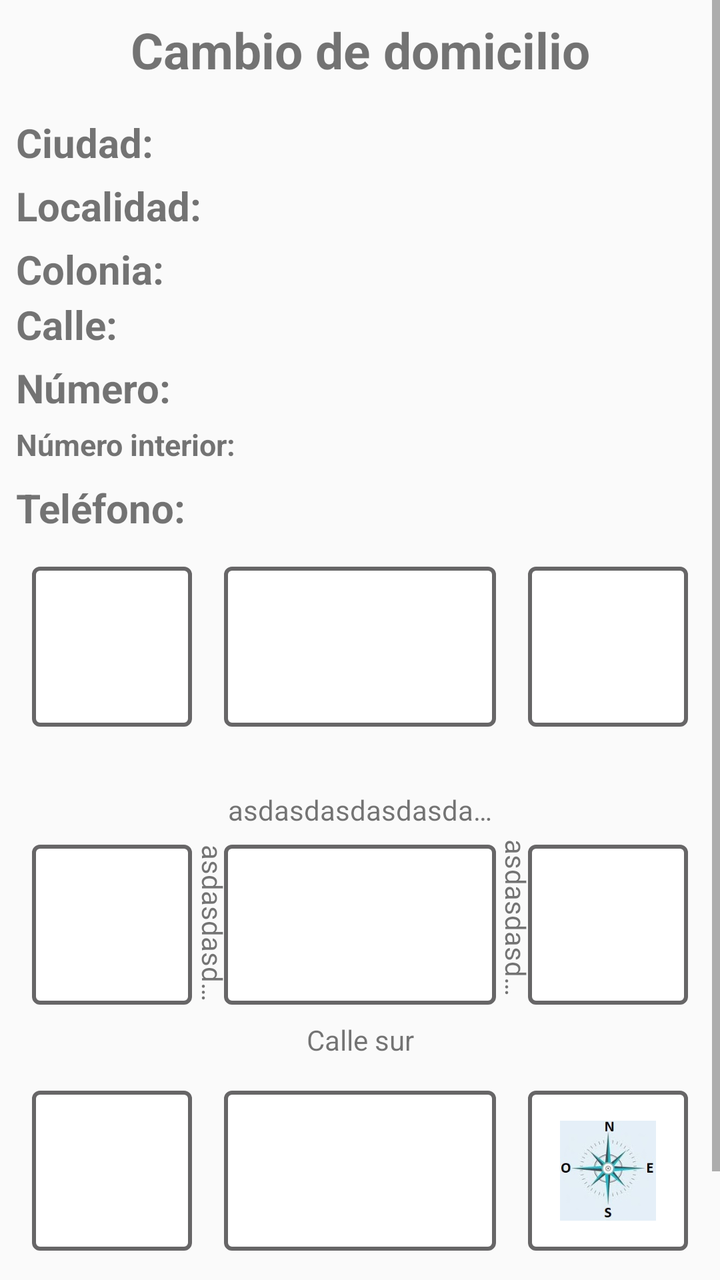
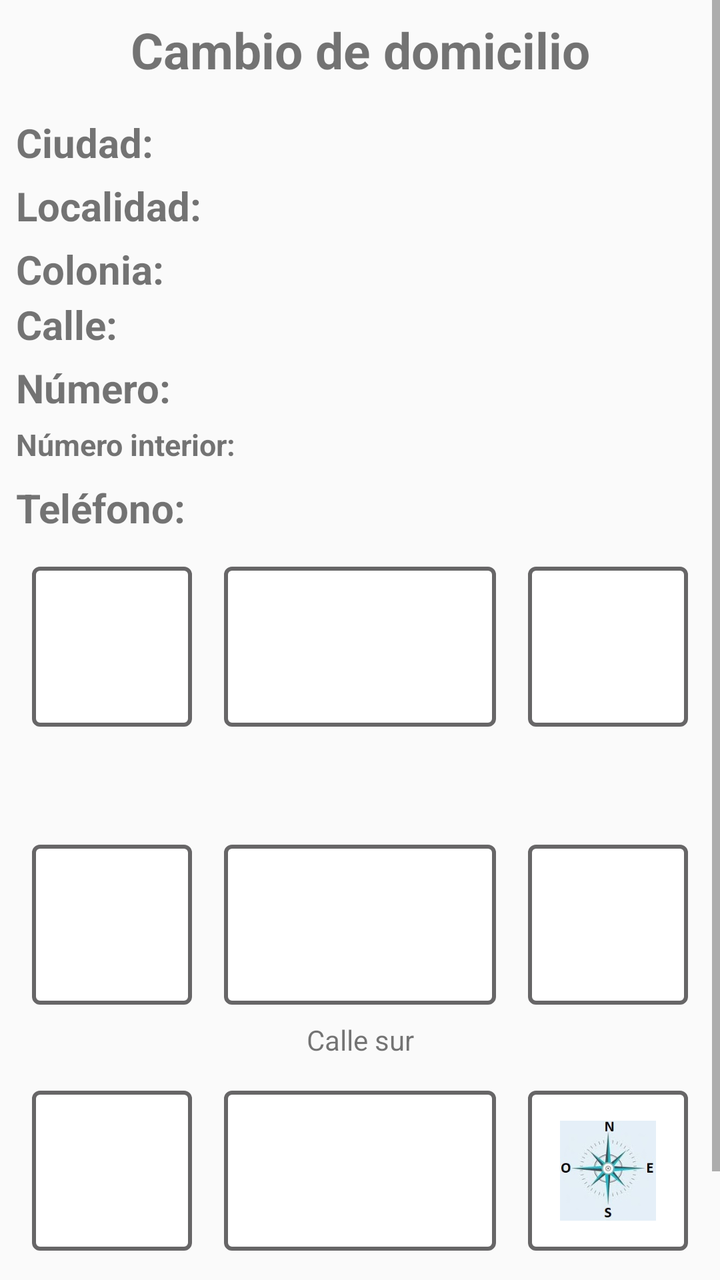

Before-and-after screenshots of an Android layout around one commit, followed by the original layout XML and the change that was made.
<!-- AndroidManifest.xml: application theme AppTheme -->
<!-- res/layout/activity_cambio_domicilio.xml -->
<?xml version="1.0" encoding="utf-8"?>
<android.support.constraint.ConstraintLayout xmlns:app="http://schemas.android.com/apk/res-auto"
    xmlns:tools="http://schemas.android.com/tools"
    android:layout_width="match_parent"
    xmlns:android="http://schemas.android.com/apk/res/android"
    android:layout_height="match_parent">
    
    <ScrollView
        android:layout_width="match_parent"
        android:layout_height="match_parent"
        tools:layout_editor_absoluteX="168dp"
        tools:layout_editor_absoluteY="94dp">

        <android.support.constraint.ConstraintLayout
            android:layout_width="match_parent"
            android:layout_height="wrap_content"
            android:orientation="vertical">


            <TextView
                android:id="@+id/textView37"
                android:layout_width="0dp"
                android:layout_height="wrap_content"
                android:layout_centerHorizontal="true"
                android:layout_marginStart="8dp"
                android:layout_marginTop="8dp"
                android:layout_marginEnd="8dp"
                android:text="@string/cambio_Domicilio"
                android:textAlignment="center"
                android:textSize="25dp"
                android:textStyle="bold"
                app:layout_constraintEnd_toEndOf="parent"
                app:layout_constraintStart_toStartOf="parent"
                app:layout_constraintTop_toTopOf="parent" />

            <TextView
                android:id="@+id/textView36"
                android:layout_width="120dp"
                android:layout_height="wrap_content"
                android:layout_alignParentTop="true"
                android:layout_marginStart="8dp"
                android:layout_marginTop="16dp"
                android:text="@string/ciudadDos"
                android:textSize="20dp"
                android:textStyle="bold"
                app:layout_constraintStart_toStartOf="parent"
                app:layout_constraintTop_toBottomOf="@+id/textView37" />

            <TextView
                android:id="@+id/CiudadCAMDO"
                android:layout_width="match_parent"
                android:layout_height="wrap_content"
                android:layout_alignParentStart="true"
                android:layout_alignParentTop="true"
                android:layout_marginStart="150dp"
                android:layout_marginEnd="8dp"
                android:textSize="15dp"
                app:layout_constraintBottom_toBottomOf="@+id/textView36"
                app:layout_constraintEnd_toEndOf="parent"
                app:layout_constraintStart_toEndOf="@+id/textView36"
                app:layout_constraintTop_toTopOf="@+id/textView36" />

            <TextView
                android:id="@+id/textView48"
                android:layout_width="120dp"
                android:layout_height="wrap_content"
                android:layout_alignParentTop="true"
                android:layout_marginStart="8dp"
                android:layout_marginTop="8dp"
                android:text="@string/localidadDos"
                android:textSize="20dp"
                android:textStyle="bold"
                app:layout_constraintStart_toStartOf="parent"
                app:layout_constraintTop_toBottomOf="@+id/CiudadCAMDO" />

            <TextView
                android:id="@+id/localidad"
                android:layout_width="match_parent"
                android:layout_height="wrap_content"
                android:layout_alignParentStart="true"
                android:layout_alignParentTop="true"
                android:layout_marginStart="150dp"
                android:layout_marginEnd="8dp"
                android:textSize="15dp"
                app:layout_constraintBottom_toBottomOf="@+id/textView48"
                app:layout_constraintEnd_toEndOf="parent"
                app:layout_constraintStart_toEndOf="@+id/textView48"
                app:layout_constraintTop_toTopOf="@+id/textView48" />

            <TextView
                android:id="@+id/textView34"
                android:layout_width="120dp"
                android:layout_height="wrap_content"
                android:layout_alignParentTop="true"
                android:layout_marginStart="8dp"
                android:layout_marginTop="8dp"
                android:text="@string/coloniaDos"
                android:textSize="20dp"
                android:textStyle="bold"
                app:layout_constraintStart_toStartOf="parent"
                app:layout_constraintTop_toBottomOf="@+id/localidad" />

            <TextView
                android:id="@+id/colonia"
                android:layout_width="match_parent"
                android:layout_height="wrap_content"
                android:layout_alignParentStart="true"
                android:layout_alignParentTop="true"
                android:layout_marginStart="150dp"
                android:layout_marginEnd="8dp"
                android:layout_marginBottom="8dp"
                android:textSize="15dp"
                app:layout_constraintBottom_toBottomOf="@+id/textView34"
                app:layout_constraintEnd_toEndOf="parent"
                app:layout_constraintStart_toEndOf="@+id/textView34"
                app:layout_constraintTop_toTopOf="@+id/textView34" />

            <TextView
                android:id="@+id/textView49"
                android:layout_width="120dp"
                android:layout_height="wrap_content"
                android:layout_alignParentTop="true"
                android:layout_marginStart="8dp"
                android:layout_marginTop="8dp"
                android:text="@string/calleDos"
                android:textSize="20dp"
                android:textStyle="bold"
                app:layout_constraintStart_toStartOf="parent"
                app:layout_constraintTop_toBottomOf="@+id/colonia" />

            <TextView
                android:id="@+id/Calledom"
                android:layout_width="match_parent"
                android:layout_height="wrap_content"
                android:layout_alignParentStart="true"
                android:layout_alignParentTop="true"
                android:layout_marginStart="150dp"
                android:layout_marginEnd="8dp"
                android:textSize="15dp"
                app:layout_constraintBottom_toBottomOf="@+id/textView49"
                app:layout_constraintEnd_toEndOf="parent"
                app:layout_constraintStart_toEndOf="@+id/textView49"
                app:layout_constraintTop_toTopOf="@+id/textView49" />

            <TextView
                android:id="@+id/textView50"
                android:layout_width="120dp"
                android:layout_height="wrap_content"
                android:layout_alignParentTop="true"
                android:layout_marginStart="8dp"
                android:layout_marginTop="8dp"
                android:text="@string/numeroDos"
                android:textSize="20dp"
                android:textStyle="bold"
                app:layout_constraintStart_toStartOf="parent"
                app:layout_constraintTop_toBottomOf="@+id/Calledom" />

            <TextView
                android:id="@+id/numero"
                android:layout_width="match_parent"
                android:layout_height="wrap_content"
                android:layout_alignParentStart="true"
                android:layout_alignParentTop="true"
                android:layout_marginStart="150dp"
                android:layout_marginEnd="8dp"
                android:textSize="15dp"
                app:layout_constraintBottom_toBottomOf="@+id/textView50"
                app:layout_constraintEnd_toEndOf="parent"
                app:layout_constraintStart_toEndOf="@+id/textView50"
                app:layout_constraintTop_toTopOf="@+id/textView50" />

            <TextView
                android:id="@+id/textView51"
                android:layout_width="120dp"
                android:layout_height="wrap_content"
                android:layout_alignParentTop="true"
                android:layout_marginStart="8dp"
                android:layout_marginTop="8dp"
                android:text="@string/numeroIDos"
                android:textSize="15dp"
                android:textStyle="bold"
                app:layout_constraintStart_toStartOf="parent"
                app:layout_constraintTop_toBottomOf="@+id/numero" />

            <TextView
                android:id="@+id/numeroi"
                android:layout_width="match_parent"
                android:layout_height="wrap_content"
                android:layout_alignParentStart="true"
                android:layout_alignParentTop="true"
                android:layout_marginStart="150dp"
                android:layout_marginEnd="8dp"
                android:textSize="15dp"
                app:layout_constraintBottom_toBottomOf="@+id/textView51"
                app:layout_constraintEnd_toEndOf="parent"
                app:layout_constraintStart_toEndOf="@+id/textView51"
                app:layout_constraintTop_toTopOf="@+id/textView51" />

            <TextView
                android:id="@+id/textView52"
                android:layout_width="120dp"
                android:layout_height="wrap_content"
                android:layout_alignParentTop="true"
                android:layout_marginStart="8dp"
                android:layout_marginTop="8dp"
                android:text="@string/telefonoDos"
                android:textSize="20dp"
                android:textStyle="bold"
                app:layout_constraintStart_toStartOf="parent"
                app:layout_constraintTop_toBottomOf="@+id/numeroi" />

            <TextView
                android:id="@+id/telefono"
                android:layout_width="match_parent"
                android:layout_height="wrap_content"
                android:layout_alignParentStart="true"
                android:layout_alignParentTop="true"
                android:layout_marginStart="150dp"
                android:layout_marginEnd="8dp"
                android:layout_marginBottom="8dp"
                android:textSize="15dp"
                app:layout_constraintBottom_toBottomOf="@+id/textView52"
                app:layout_constraintEnd_toEndOf="parent"
                app:layout_constraintStart_toEndOf="@+id/textView52"
                app:layout_constraintTop_toTopOf="@+id/textView52" />

            <android.support.constraint.ConstraintLayout
                android:id="@+id/map"
                android:layout_width="match_parent"
                android:layout_height="360dp"
                android:layout_alignTop="@id/telefono"
                android:layout_marginTop="8dp"
                android:orientation="horizontal"
                android:visibility="visible"
                app:layout_constraintTop_toBottomOf="@+id/textView52"
                tools:layout_editor_absoluteX="0dp">

                <android.support.constraint.ConstraintLayout
                    android:id="@+id/uno"
                    android:layout_width="80dp"
                    android:layout_height="80dp"
                    android:layout_marginStart="16dp"
                    android:layout_marginTop="8dp"
                    android:background="@drawable/contorno"
                    app:layout_constraintStart_toStartOf="parent"
                    app:layout_constraintTop_toTopOf="parent"></android.support.constraint.ConstraintLayout>

                <android.support.constraint.ConstraintLayout
                    android:id="@+id/dos"
                    android:layout_width="0dp"
                    android:layout_height="80dp"
                    android:layout_below="@id/uno"
                    android:layout_marginStart="16dp"
                    android:layout_marginTop="8dp"
                    android:layout_marginEnd="16dp"
                    android:layout_marginBottom="8dp"
                    android:background="@drawable/contorno"
                    app:layout_constraintBottom_toTopOf="@+id/center"
                    app:layout_constraintEnd_toStartOf="@+id/constraintLayout9"
                    app:layout_constraintStart_toEndOf="@+id/uno"
                    app:layout_constraintTop_toTopOf="parent"></android.support.constraint.ConstraintLayout>

                <android.support.constraint.ConstraintLayout
                    android:id="@+id/constraintLayout9"
                    android:layout_width="80dp"
                    android:layout_height="80dp"
                    android:layout_below="@id/dos"
                    android:layout_marginTop="8dp"
                    android:layout_marginEnd="16dp"
                    android:background="@drawable/contorno"
                    app:layout_constraintEnd_toEndOf="parent"
                    app:layout_constraintTop_toTopOf="parent"></android.support.constraint.ConstraintLayout>

                <android.support.constraint.ConstraintLayout
                    android:id="@+id/center"
                    android:layout_width="match_parent"
                    android:layout_height="150dp"
                    android:layout_marginTop="8dp"
                    android:layout_marginBottom="8dp"
                    android:visibility="visible"
                    app:layout_constraintBottom_toTopOf="@+id/siete"
                    app:layout_constraintEnd_toEndOf="parent"
                    app:layout_constraintHorizontal_bias="0.0"
                    app:layout_constraintStart_toStartOf="parent"
                    app:layout_constraintTop_toBottomOf="@+id/dos">

                    <android.support.constraint.ConstraintLayout
                        android:id="@+id/cuatro"
                        android:layout_width="80dp"
                        android:layout_height="80dp"
                        android:layout_centerHorizontal="true"
                        android:layout_marginStart="16dp"
                        android:background="@drawable/contorno"
                        android:visibility="visible"
                        app:layout_constraintBottom_toBottomOf="@+id/cinco"
                        app:layout_constraintStart_toStartOf="parent"
                        app:layout_constraintTop_toTopOf="@+id/cinco"></android.support.constraint.ConstraintLayout>

                    <android.support.constraint.ConstraintLayout
                        android:id="@+id/cinco"
                        android:layout_width="0dp"
                        android:layout_height="80dp"
                        android:layout_below="@id/cuatro"
                        android:layout_centerHorizontal="true"
                        android:layout_marginStart="16dp"
                        android:layout_marginTop="8dp"
                        android:layout_marginEnd="16dp"
                        android:background="@drawable/contorno"
                        android:visibility="visible"
                        app:layout_constraintEnd_toStartOf="@+id/constraintLayout10"
                        app:layout_constraintStart_toEndOf="@+id/cuatro"
                        app:layout_constraintTop_toBottomOf="@+id/callenorte">

                        <ImageView
                            android:id="@+id/casanorte"
                            android:layout_width="30dp"
                            android:layout_height="30dp"
                            android:layout_centerHorizontal="true"
                            android:src="@drawable/casa"
                            android:visibility="invisible"
                            app:layout_constraintBottom_toBottomOf="parent"
                            app:layout_constraintEnd_toEndOf="parent"
                            app:layout_constraintStart_toStartOf="parent"
                            app:layout_constraintTop_toTopOf="parent"
                            app:layout_constraintVertical_bias="0.0" />

                        <ImageView
                            android:id="@+id/casasur"
                            android:layout_width="30dp"
                            android:layout_height="30dp"
                            android:layout_alignParentBottom="true"
                            android:layout_centerHorizontal="true"
                            android:src="@drawable/casa"
                            android:visibility="invisible"
                            app:layout_constraintBottom_toBottomOf="parent"
                            app:layout_constraintEnd_toEndOf="parent"
                            app:layout_constraintStart_toStartOf="parent"
                            app:layout_constraintTop_toTopOf="parent"
                            app:layout_constraintVertical_bias="1.0" />

                        <ImageView
                            android:id="@+id/casaoeste"
                            android:layout_width="30dp"
                            android:layout_height="30dp"
                            android:layout_centerVertical="true"
                            android:layout_marginStart="8dp"
                            android:layout_marginEnd="8dp"
                            android:src="@drawable/casa"
                            android:visibility="invisible"
                            app:layout_constraintBottom_toBottomOf="parent"
                            app:layout_constraintEnd_toEndOf="parent"
                            app:layout_constraintHorizontal_bias="0.0"
                            app:layout_constraintStart_toStartOf="parent"
                            app:layout_constraintTop_toTopOf="parent" />

                        <ImageView
                            android:id="@+id/casaeste"
                            android:layout_width="30dp"
                            android:layout_height="30dp"
                            android:layout_alignParentEnd="true"
                            android:layout_centerVertical="true"
                            android:layout_marginStart="8dp"
                            android:src="@drawable/casa"
                            android:visibility="invisible"
                            app:layout_constraintBottom_toBottomOf="parent"
                            app:layout_constraintEnd_toEndOf="parent"
                            app:layout_constraintHorizontal_bias="1.0"
                            app:layout_constraintStart_toStartOf="parent"
                            app:layout_constraintTop_toTopOf="parent" />
                    </android.support.constraint.ConstraintLayout>

                    <android.support.constraint.ConstraintLayout
                        android:id="@+id/constraintLayout10"
                        android:layout_width="80dp"
                        android:layout_height="80dp"
                        android:layout_below="@id/cinco"
                        android:layout_centerHorizontal="true"
                        android:layout_marginEnd="16dp"
                        android:background="@drawable/contorno"
                        android:visibility="visible"
                        app:layout_constraintBottom_toBottomOf="@+id/cinco"
                        app:layout_constraintEnd_toEndOf="parent"
                        app:layout_constraintTop_toTopOf="@+id/cinco"></android.support.constraint.ConstraintLayout>

                    <TextView
                        android:id="@+id/callenorte"
                        android:layout_width="0dp"
                        android:layout_height="wrap_content"
                        android:layout_alignParentTop="true"
                        android:layout_centerHorizontal="true"
                        android:layout_marginTop="16dp"
                        android:ellipsize="end"
                        android:maxLines="1"
                        android:text="asdasdasdasdasdasdasdasdasdasdasd"
                        android:textAlignment="center"
                        android:textSize="14dp"
                        android:visibility="visible"
                        app:layout_constraintEnd_toEndOf="@+id/cinco"
                        app:layout_constraintHorizontal_bias="0.0"
                        app:layout_constraintStart_toStartOf="@+id/cinco"
                        app:layout_constraintTop_toTopOf="parent" />

                    <TextView
                        android:id="@+id/callesur"
                        android:layout_width="0dp"
                        android:layout_height="wrap_content"
                        android:layout_alignParentTop="true"
                        android:layout_centerHorizontal="true"
                        android:layout_marginTop="8dp"
                        android:ellipsize="end"
                        android:maxLines="1"
                        android:text="@string/calle_Sur"
                        android:textAlignment="center"
                        android:textSize="14dp"
                        android:visibility="visible"
                        app:layout_constraintEnd_toEndOf="@+id/cinco"
                        app:layout_constraintStart_toStartOf="@+id/cinco"
                        app:layout_constraintTop_toBottomOf="@+id/cinco" />

                    <TextView
                        android:id="@+id/calleeste"
                        android:layout_width="80dp"
                        android:layout_height="23dp"
                        android:layout_alignParentEnd="true"
                        android:layout_centerVertical="true"
                        android:layout_marginTop="8dp"
                        android:layout_marginBottom="8dp"
                        android:ellipsize="end"
                        android:maxLines="1"
                        android:orientation="vertical"
                        android:rotation="90"
                        android:text="asdasdasdasdasdasd"
                        android:textAlignment="center"
                        android:textSize="14dp"
                        android:visibility="visible"
                        app:layout_constraintBottom_toBottomOf="@+id/cinco"
                        app:layout_constraintEnd_toStartOf="@+id/constraintLayout10"
                        app:layout_constraintStart_toEndOf="@+id/cinco"
                        app:layout_constraintTop_toBottomOf="@+id/callenorte" />

                    <TextView
                        android:id="@+id/calleoeste"
                        android:layout_width="80dp"
                        android:layout_height="30dp"
                        android:layout_marginStart="8dp"
                        android:layout_marginEnd="8dp"
                        android:ellipsize="end"
                        android:maxLines="1"
                        android:rotation="90"
                        android:text="asdasdasdasdasdasd"
                        android:textAlignment="center"
                        android:textSize="14dp"
                        android:visibility="visible"
                        app:layout_constraintBottom_toBottomOf="@+id/cinco"
                        app:layout_constraintEnd_toStartOf="@+id/cinco"
                        app:layout_constraintHorizontal_bias="0.54"
                        app:layout_constraintStart_toEndOf="@+id/cuatro"
                        app:layout_constraintTop_toTopOf="@+id/cinco"
                        app:layout_constraintVertical_bias="0.48" />
                </android.support.constraint.ConstraintLayout>


                <android.support.constraint.ConstraintLayout
                    android:id="@+id/siete"
                    android:layout_width="80dp"
                    android:layout_height="80dp"
                    android:layout_alignParentEnd="true"
                    android:layout_marginStart="16dp"
                    android:layout_marginTop="16dp"
                    android:background="@drawable/contorno"
                    android:visibility="visible"
                    app:layout_constraintStart_toStartOf="parent"
                    app:layout_constraintTop_toBottomOf="@+id/center"></android.support.constraint.ConstraintLayout>

                <android.support.constraint.ConstraintLayout
                    android:id="@+id/ocho"
                    android:layout_width="0dp"
                    android:layout_height="80dp"
                    android:layout_below="@id/siete"
                    android:layout_alignParentEnd="true"
                    android:layout_marginStart="16dp"
                    android:layout_marginTop="16dp"
                    android:layout_marginEnd="16dp"
                    android:background="@drawable/contorno"
                    android:visibility="visible"
                    app:layout_constraintEnd_toStartOf="@+id/constraintLayout8"
                    app:layout_constraintStart_toEndOf="@+id/siete"
                    app:layout_constraintTop_toBottomOf="@+id/center"></android.support.constraint.ConstraintLayout>

                <android.support.constraint.ConstraintLayout
                    android:id="@+id/constraintLayout8"
                    android:layout_width="80dp"
                    android:layout_height="80dp"
                    android:layout_below="@id/ocho"
                    android:layout_alignParentEnd="true"
                    android:layout_marginTop="16dp"
                    android:layout_marginEnd="16dp"
                    android:background="@drawable/contorno"
                    android:visibility="visible"
                    app:layout_constraintEnd_toEndOf="parent"
                    app:layout_constraintTop_toBottomOf="@+id/center">

                    <ImageView
                        android:layout_width="50dp"
                        android:layout_height="50dp"
                        android:layout_centerHorizontal="true"
                        android:layout_centerVertical="true"
                        android:src="@drawable/flecha"
                        app:layout_constraintBottom_toBottomOf="parent"
                        app:layout_constraintEnd_toEndOf="parent"
                        app:layout_constraintStart_toStartOf="parent"
                        app:layout_constraintTop_toTopOf="parent" />
                </android.support.constraint.ConstraintLayout>
            </android.support.constraint.ConstraintLayout>

            <Button
                android:id="@+id/aceptar"
                android:layout_width="100dp"
                android:layout_height="wrap_content"
                android:layout_below="@+id/map"
                android:layout_alignParentStart="true"
                android:layout_marginStart="24dp"
                android:layout_marginTop="16dp"
                android:background="@drawable/boton"
                android:backgroundTint="@color/colorPrimary"
                android:text="@string/aceptar"
                android:textColor="#fff"
                app:layout_constraintStart_toStartOf="parent"
                app:layout_constraintTop_toBottomOf="@+id/map" />


            <Button
                android:id="@+id/regresa"
                android:layout_width="100dp"
                android:layout_height="wrap_content"
                android:layout_below="@+id/map"
                android:layout_alignParentEnd="true"
                android:layout_marginEnd="24dp"
                android:background="@drawable/boton"
                android:backgroundTint="@color/colorPrimary"
                android:text="@string/Regresar"
                android:textColor="#fff"
                app:layout_constraintBottom_toBottomOf="@+id/aceptar"
                app:layout_constraintEnd_toEndOf="parent"
                app:layout_constraintTop_toTopOf="@+id/aceptar" />
        </android.support.constraint.ConstraintLayout>
    </ScrollView>
</android.support.constraint.ConstraintLayout>
<!-- resources referenced by this layout -->
<resources>
  <color name="colorPrimary">#0277BD</color>
  <!-- drawable boton (drawable) -->
  <?xml version="1.0" encoding="utf-8"?>
  <shape xmlns:android="http://schemas.android.com/apk/res/android" android:shape="rectangle">
    <stroke  android:width="1dp"/>
    <corners android:radius="10dp"/>
  
  
  </shape>
  <!-- drawable casa (drawable) -->
  <vector android:height="24dp" android:tint="#040404"
      android:viewportHeight="24.0" android:viewportWidth="24.0"
      android:width="24dp" xmlns:android="http://schemas.android.com/apk/res/android">
      <path android:fillColor="#FF000000" android:pathData="M10,20v-6h4v6h5v-8h3L12,3 2,12h3v8z"/>
  </vector>
  <!-- drawable contorno (drawable) -->
  <?xml version="1.0" encoding="utf-8"?>
  <selector xmlns:android="http://schemas.android.com/apk/res/android">
      <item><layer-list>
          <item>
              <shape>
                  <solid
                      android:color="#ffff">
                  </solid>
  
                  <corners android:radius="3dp" />
  
                  <padding
                      android:bottom="10dp"
                      android:left="10dp"
                      android:right="10dp"
                      android:top="10dp" />
                  <stroke
                      android:width="2dp"
                      android:color="#676667"/>
              </shape>
          </item>
  
      </layer-list></item>
  </selector>
  <!-- drawable flecha: jpg bitmap (drawable-v24, 9301 bytes) -->
  <string name="Regresar">Regresar</string>
  <string name="aceptar">Aceptar</string>
  <string name="calleDos">Calle:</string>
  <string name="calle_Sur">Calle sur</string>
  <string name="cambio_Domicilio">Cambio de domicilio</string>
  <string name="ciudadDos">Ciudad:</string>
  <string name="coloniaDos">Colonia:</string>
  <string name="localidadDos">Localidad:</string>
  <string name="numeroDos">Número:</string>
  <string name="numeroIDos">Número interior:</string>
  <string name="telefonoDos">Teléfono:</string>
  <style name="AppTheme" parent="Theme.AppCompat.Light.DarkActionBar">
          
          <item name="colorPrimary">@color/colorPrimary</item>
          <item name="colorPrimaryDark">@color/colorPrimaryDark</item>
          <item name="colorAccent">@color/colorAccent</item>
          <item name="android:colorForeground">@android:color/background_dark</item>
      </style>
  <color name="colorPrimaryDark">#004C8C</color>
  <color name="colorAccent">#0000FF</color>
</resources>

<!-- the commit's change to res/layout/activity_cambio_domicilio.xml (unified diff, before → after) -->
@@ -391,7 +391,7 @@
                         android:layout_marginTop="16dp"
                         android:ellipsize="end"
                         android:maxLines="1"
-                        android:text="asdasdasdasdasdasdasdasdasdasdasd"
+                        android:text=""
                         android:textAlignment="center"
                         android:textSize="14dp"
                         android:visibility="visible"
@@ -429,7 +429,7 @@
                         android:maxLines="1"
                         android:orientation="vertical"
                         android:rotation="90"
-                        android:text="asdasdasdasdasdasd"
+                        android:text=""
                         android:textAlignment="center"
                         android:textSize="14dp"
                         android:visibility="visible"
@@ -447,7 +447,7 @@
                         android:ellipsize="end"
                         android:maxLines="1"
                         android:rotation="90"
-                        android:text="asdasdasdasdasdasd"
+                        android:text=""
                         android:textAlignment="center"
                         android:textSize="14dp"
                         android:visibility="visible"
